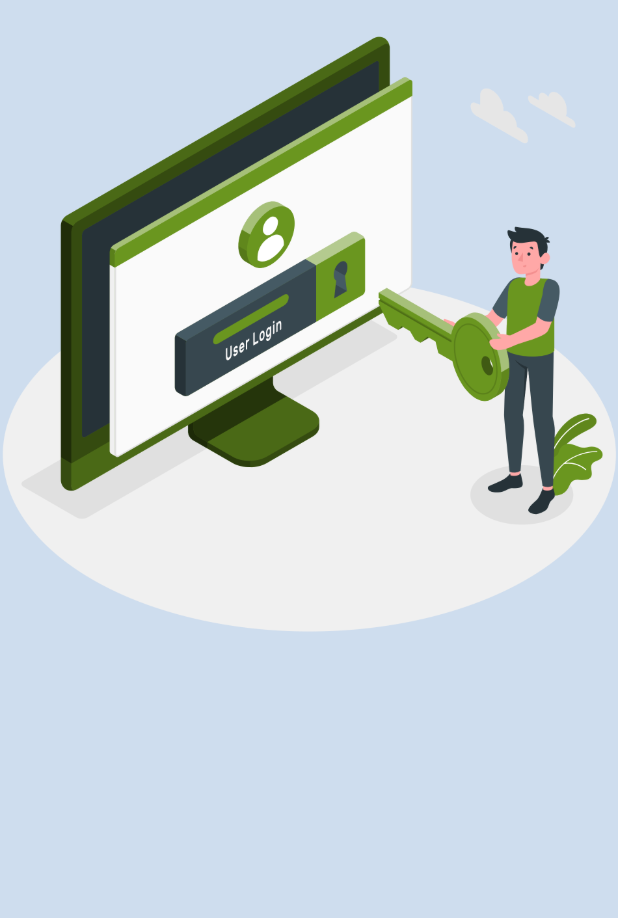
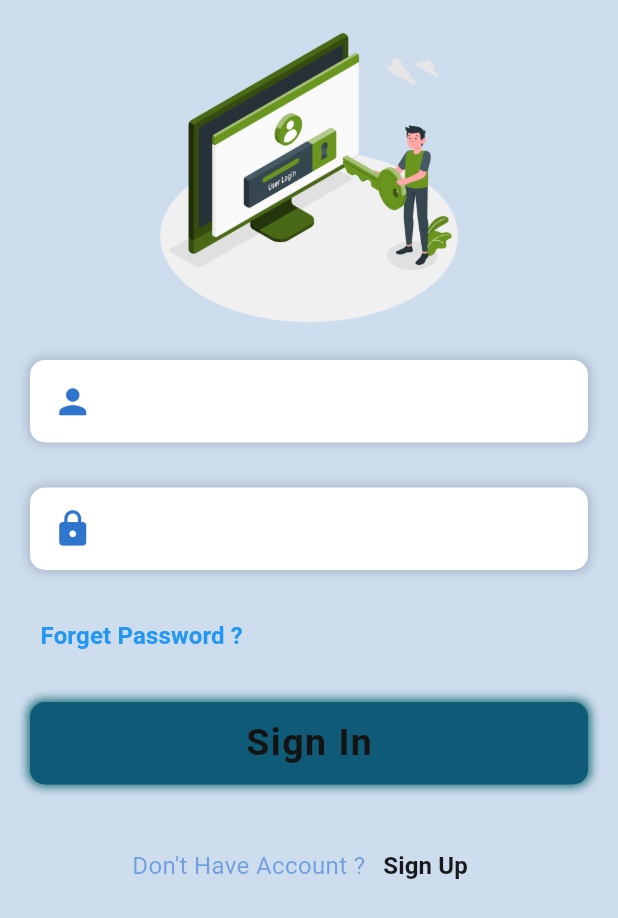
Before and after one commit to Aathi18/Shoe-App, a Flutter app: the screen it shows after launch, on a phone screen of 412 x 824 dp. Shown: the top 918 px of the screen. Run offline on Flutter 3.47's test engine with Material 3 defaults, Android fonts, the phone set to English and light mode, and no system bars.

Commit message:
create login page components

```diff
--- a/lib/main.dart
+++ b/lib/main.dart
@@ -1,4 +1,5 @@
 import 'package:flutter/material.dart';
+import 'package:shoe_app/pages/HomePage.dart';
 import 'package:shoe_app/pages/LoginPage.dart';
 
 void main() {
@@ -17,7 +18,8 @@
           scaffoldBackgroundColor: Color(0xFFCEDDEE)
       ),
       routes: {
-    "/" : (context) =>LoginPage()
+        "/" : (context) =>LoginPage(),
+        "HomePage" : (context) =>HomePage()
 
     },
 
--- /dev/null
+++ b/lib/pages/HomePage.dart
@@ -0,0 +1,15 @@
+import 'package:flutter/cupertino.dart';
+import 'package:flutter/material.dart';
+
+class HomePage extends StatelessWidget {
+  const HomePage({super.key});
+
+  @override
+  Widget build(BuildContext context) {
+    return  Scaffold(
+      appBar: AppBar(
+        title: Text("AAthi"),
+      ),
+    );
+  }
+}
--- a/lib/pages/LoginPage.dart
+++ b/lib/pages/LoginPage.dart
@@ -12,7 +12,124 @@ class LoginPage extends StatelessWidget {
               children: [
                 Padding(
                     padding: EdgeInsets.symmetric(vertical:20 ),
-                    child: Image.asset("images/login.png"),
+                    child: Image.asset("images/login.png" ,width: 200,),
+                ),
+                Container(
+                  margin: EdgeInsets.symmetric(horizontal: 20),
+                  padding: EdgeInsets.symmetric(horizontal: 15),
+                  height: 55,
+                  decoration: BoxDecoration(
+                    color:Color(0xFFFFFFFF),
+                    borderRadius: BorderRadius.circular(10),
+                    boxShadow: [
+                      BoxShadow(
+                        color: Color(0xFF475269).withOpacity(0.3),
+                        blurRadius: 5,
+                        spreadRadius: 1,
+                      ),
+                    ],
+                    ),
+                  child: Row(
+                    children: [
+                      Icon(Icons.person,
+                      size:27,
+                      color: Color(0xFF2F74CD),
+                      ),
+                    ],
+                  ),
+                  ),
+                SizedBox(height: 30),
+                Container(
+                  margin: EdgeInsets.symmetric(horizontal: 20),
+                  padding: EdgeInsets.symmetric(horizontal: 15),
+                  height: 55,
+                  decoration: BoxDecoration(
+                    color:Color(0xFFFFFFFF),
+                    borderRadius: BorderRadius.circular(10),
+                    boxShadow: [
+                      BoxShadow(
+                        color: Color(0xFF475269).withOpacity(0.3),
+                        blurRadius: 5,
+                        spreadRadius: 1,
+                      ),
+                    ],
+                  ),
+                  child: Row(
+                    children: [
+                      Icon(Icons.lock,
+                        size:27,
+                        color: Color(0xFF2F74CD),
+                      ),
+                      SizedBox(height: 30),
+
+                    ],
+                  ),
+                ),
+                SizedBox(
+                  height: 20,
+                ),
+                Container(
+                  margin: EdgeInsets.only(left: 15),
+                  alignment: Alignment.centerLeft,
+                  child: TextButton(onPressed: () {},child: Text("Forget Password ?",
+                  style: TextStyle(
+                    color: Colors.blue,
+                    fontSize: 16,
+                    fontWeight: FontWeight.w600,
+                  ),
+                  ),
+                  ),
+                ),
+                SizedBox(
+                  height: 20,
+                ),
+                InkWell(
+                  onTap: () {Navigator.pushNamed(context, "HomePage");},
+                child: Container(
+                  alignment: Alignment.center,
+                  padding: EdgeInsets.symmetric(horizontal: 15),
+                  margin: EdgeInsets.symmetric(horizontal: 20),
+                  height: 55,
+                  width: double.infinity,
+                  decoration: BoxDecoration(
+                    color: Color(0xFF0F5B77),
+                    borderRadius: BorderRadius.circular(10),
+                    boxShadow: [
+                      BoxShadow(
+                        color: Color(0xFF06616A),
+                        blurRadius: 5,
+                        spreadRadius: 1,
+                      )
+                    ]
+                  ),
+                  child: Text("Sign In" ,
+                    style: TextStyle(
+                      fontSize: 25,
+                      fontWeight: FontWeight.w600,
+                      color: Color(0xFF131313),
+                      letterSpacing: 1,
+                    ),),
+
+                ),
+                ),
+                SizedBox(
+                  height: 30,
+                ),
+                Row(
+                  mainAxisAlignment: MainAxisAlignment.center,
+                  children: [
+                    Text("Don't Have Account ?",
+                      style:TextStyle(
+                        color: Color(0xFF0E62D1).withOpacity(0.5),
+                        fontSize: 16,
+                      ) ,),
+                    TextButton(onPressed: (){}, child: Text("Sign Up",
+                      style:TextStyle(
+                        color: Color(0xFF171819),
+                        fontSize: 16,
+                        fontWeight: FontWeight.w600,
+                      ) ,),),
+                  ],
                 )
               ],
             )),
```
